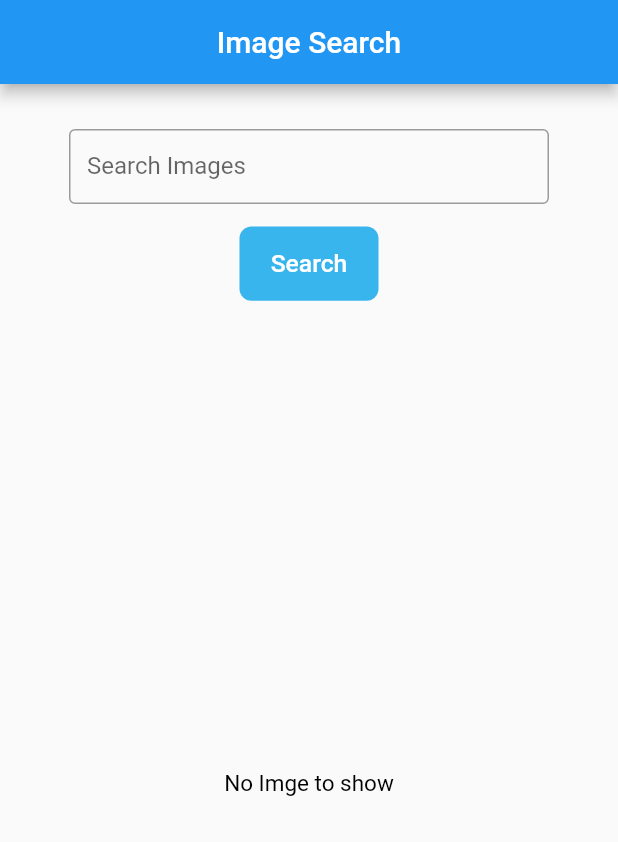
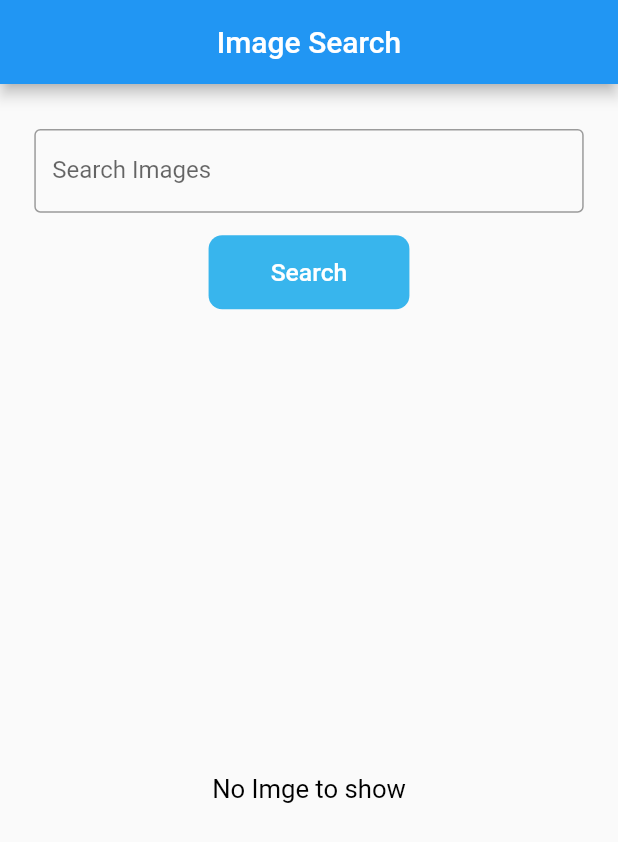
Before and after one commit to Asiff-007/pixabay_test_application, a Flutter app: the screen it shows after launch, on a phone screen of 412 x 824 dp. Shown: the top 842 px of the screen. Run offline on Flutter 3.47's test engine with Material 2 defaults, Android fonts, the phone set to English and light mode, and no system bars; our stand-ins replace full_screen_image, get; Roboto replaces fonts that are missing (poppins).

Commit message:
This commit after internet permission to release and some alignment changes in view

```diff
--- a/lib/view/HomePage.dart
+++ b/lib/view/HomePage.dart
@@ -27,9 +27,9 @@ class HomePage extends StatelessWidget {
           mainAxisAlignment: MainAxisAlignment.center,
           children: [
         Container(
-            margin: EdgeInsets.only(top: 30, bottom: 15),
-            height: 50,
-            width: 320,
+          margin: const EdgeInsets.only(top: 30, bottom: 15),
+          height: height*0.0677,
+          width: width*.889,
           child: TextField(
             decoration: const InputDecoration(
                 border: OutlineInputBorder(borderSide: BorderSide(width: 2)),
@@ -41,11 +41,11 @@ class HomePage extends StatelessWidget {
         ),
         Container(
           decoration: BoxDecoration(
-              borderRadius: BorderRadius.circular(8),
+            borderRadius: BorderRadius.circular(width*.022),
             color: const Color(0xff38b5ed),
           ),
           height: height * .06,
-            width: width * .225,
+          width: width * .325,
           child: FlatButton(
               onPressed: () {
                 controller.getData(searchKey);
@@ -58,26 +58,26 @@ class HomePage extends StatelessWidget {
                     fontSize: width * .04),
               )),
         ),
-          const SizedBox(
-            height: 20,
+        SizedBox(
+          height: height*.027,
         ),
         Obx(() {
           return Expanded(
             child: Padding(
-                padding: const EdgeInsets.only(left: 40, right: 40),
+              padding: EdgeInsets.only(left: width * .111, right: width *.111),
               child: controller.loading == true
-                    ? const SizedBox(
-                        height: 100,
-                        width: 100,
-                        child: Center(
+                  ? SizedBox(
+                      height: height *.135,
+                      width: width*.277,
+                      child: const Center(
                         child: CircularProgressIndicator(),
                       ),
                     )
                   : controller.dataList.length == 0
-                        ? const Center(
+                      ? Center(
                           child: Text(
                           'No Imge to show',
-                            style: TextStyle(color: Colors.black, fontSize: 15),
+                          style: TextStyle(color: Colors.black, fontSize: width*.0416),
                         ))
                       : ListView.separated(
                           shrinkWrap: true,
@@ -86,12 +86,12 @@ class HomePage extends StatelessWidget {
                             return FullScreenWidget(
                               child: SafeArea(
                                 child: Container(
-                                    height: 200,
-                                    width: 100,
+                                  height: height*.271,
+                                  width: width*.277,
                                   child: Image.network(
                                     controller.dataList[index].largeUrl
                                         .toString(),
-                                      height: 200,
+                                    height: height*.271,
                                     fit: BoxFit.fitWidth,
                                     loadingBuilder: (context,child,loadingProgress){
                                       if (loadingProgress ==null){
@@ -107,14 +107,15 @@ class HomePage extends StatelessWidget {
                             );
                           },
                           separatorBuilder: (context, index) =>
-                                const SizedBox(
-                                  height: 10,
+                              SizedBox(
+                                height: height*.0135,
                               )),
             ),
           );
         }),
           ],
-      )),
+        ),
+      ),
     );
   }
 }
```
Also changed, not shown: 1 other file. Lines whose indentation alone changed are shown as unchanged.
